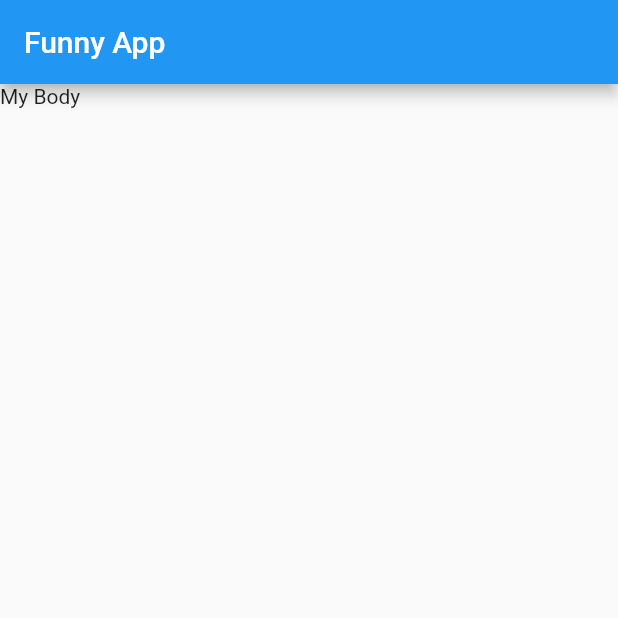
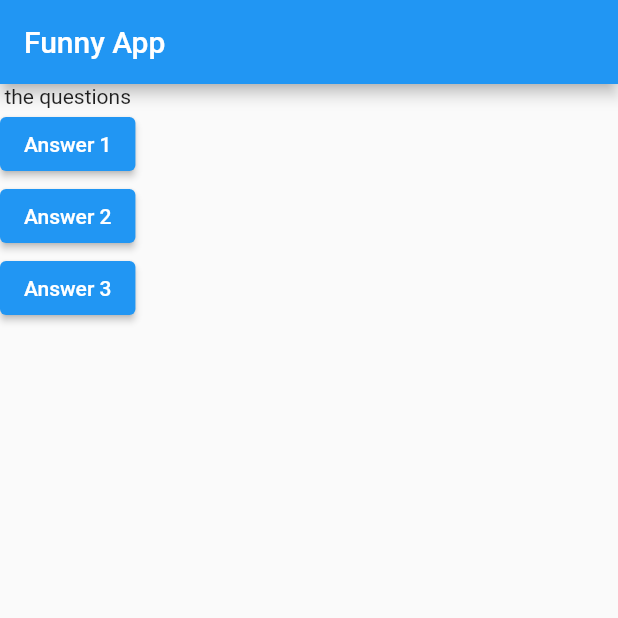
Before and after one commit to Tota6/quiz_app, a Flutter app: the screen it shows after launch, on a phone screen of 412 x 824 dp, the top half of it. Run offline on Flutter 3.47's test engine with Material 2 defaults, Android fonts, the phone set to English and light mode, and no system bars.

Commit message:
adding answers buttons an some questions

```diff
--- a/lib/main.dart
+++ b/lib/main.dart
@@ -1,19 +1,37 @@
+// ignore_for_file: must_be_immutable, use_key_in_widget_constructors, deprecated_member_use
+
 import 'package:flutter/material.dart';
 
-void main() => runApp(const MyApp());
+void main() => runApp(MyApp());
 
 class MyApp extends StatelessWidget {
-  const MyApp({Key? key}) : super(key: key);
-
-  // This widget is the root of your application.
   @override
   Widget build(BuildContext context) {
+    var questions = [
+      "what's your fav color? ",
+      "what's your name?",
+      "what's fav animal?"
+    ];
     return MaterialApp(
         home: Scaffold(
       appBar: AppBar(
-        title: Text("Funny App"),
+        title: const Text("Funny App"),
       ),
-      body: Text("My Body"),
+      body: Column(children: [
+        const Text("the questions"),
+        ElevatedButton(
+          child: Text('Answer 1'),
+          onPressed: () {},
+        ),
+        ElevatedButton(
+          onPressed: () {},
+          child: Text('Answer 2'),
+        ),
+        ElevatedButton(
+          onPressed: () {},
+          child: Text('Answer 3'),
+        )
+      ]),
     ));
   }
 }
```
